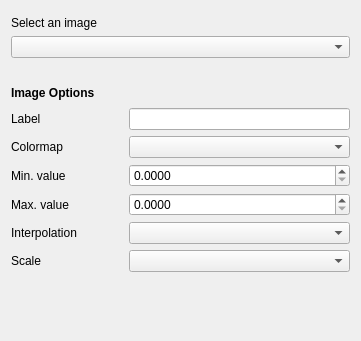
Qt form qt/python/mantidqt/widgets/plotconfigdialog/imagestabwidget/images_tab.ui (mantidproject/mantid) before a commit.
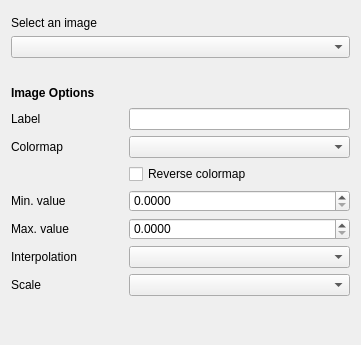
The same form after that commit.

Commit message:
Add "Reverse colormap" button to the plot options
Rendering the colormap icons takes a little bit of time, removing the
"reversed" colormaps from the drop down halves the number we have to
render.

The edit to the form file:
```diff
--- a/qt/python/mantidqt/widgets/plotconfigdialog/imagestabwidget/images_tab.ui
+++ b/qt/python/mantidqt/widgets/plotconfigdialog/imagestabwidget/images_tab.ui
@@ -7,7 +7,7 @@
     <x>0</x>
     <y>0</y>
     <width>361</width>
-    <height>341</height>
+    <height>345</height>
    </rect>
   </property>
   <property name="sizePolicy">
@@ -25,6 +25,96 @@
      <property name="topMargin">
       <number>20</number>
      </property>
+     <item row="1" column="1">
+      <spacer name="horizontalSpacer_31">
+       <property name="orientation">
+        <enum>Qt::Horizontal</enum>
+       </property>
+       <property name="sizeType">
+        <enum>QSizePolicy::Fixed</enum>
+       </property>
+       <property name="sizeHint" stdset="0">
+        <size>
+         <width>40</width>
+         <height>20</height>
+        </size>
+       </property>
+      </spacer>
+     </item>
+     <item row="1" column="2">
+      <widget class="QLineEdit" name="label_line_edit">
+       <property name="sizePolicy">
+        <sizepolicy hsizetype="Expanding" vsizetype="Fixed">
+         <horstretch>0</horstretch>
+         <verstretch>0</verstretch>
+        </sizepolicy>
+       </property>
+       <property name="minimumSize">
+        <size>
+         <width>190</width>
+         <height>22</height>
+        </size>
+       </property>
+      </widget>
+     </item>
+     <item row="5" column="0">
+      <widget class="QLabel" name="color_label_4">
+       <property name="sizePolicy">
+        <sizepolicy hsizetype="Fixed" vsizetype="Preferred">
+         <horstretch>0</horstretch>
+         <verstretch>0</verstretch>
+        </sizepolicy>
+       </property>
+       <property name="text">
+        <string>Max. value</string>
+       </property>
+      </widget>
+     </item>
+     <item row="2" column="1">
+      <spacer name="horizontalSpacer_30">
+       <property name="orientation">
+        <enum>Qt::Horizontal</enum>
+       </property>
+       <property name="sizeType">
+        <enum>QSizePolicy::Fixed</enum>
+       </property>
+       <property name="sizeHint" stdset="0">
+        <size>
+         <width>40</width>
+         <height>20</height>
+        </size>
+       </property>
+      </spacer>
+     </item>
+     <item row="2" column="2">
+      <widget class="QComboBox" name="colormap_combo_box">
+       <property name="sizePolicy">
+        <sizepolicy hsizetype="Expanding" vsizetype="Fixed">
+         <horstretch>0</horstretch>
+         <verstretch>0</verstretch>
+        </sizepolicy>
+       </property>
+       <property name="minimumSize">
+        <size>
+         <width>190</width>
+         <height>22</height>
+        </size>
+       </property>
+      </widget>
+     </item>
+     <item row="1" column="0">
+      <widget class="QLabel" name="line_style_label_4">
+       <property name="sizePolicy">
+        <sizepolicy hsizetype="Fixed" vsizetype="Preferred">
+         <horstretch>0</horstretch>
+         <verstretch>0</verstretch>
+        </sizepolicy>
+       </property>
+       <property name="text">
+        <string>Label</string>
+       </property>
+      </widget>
+     </item>
      <item row="0" column="0" colspan="2">
       <widget class="QLabel" name="line_options_label_4">
        <property name="minimumSize">
@@ -44,51 +134,6 @@
        </property>
       </widget>
      </item>
-     <item row="1" column="0">
-      <widget class="QLabel" name="line_style_label_4">
-       <property name="sizePolicy">
-        <sizepolicy hsizetype="Fixed" vsizetype="Preferred">
-         <horstretch>0</horstretch>
-         <verstretch>0</verstretch>
-        </sizepolicy>
-       </property>
-       <property name="text">
-        <string>Label</string>
-       </property>
-      </widget>
-     </item>
-     <item row="1" column="1">
-      <spacer name="horizontalSpacer_31">
-       <property name="orientation">
-        <enum>Qt::Horizontal</enum>
-       </property>
-       <property name="sizeType">
-        <enum>QSizePolicy::Fixed</enum>
-       </property>
-       <property name="sizeHint" stdset="0">
-        <size>
-         <width>40</width>
-         <height>20</height>
-        </size>
-       </property>
-      </spacer>
-     </item>
-     <item row="1" column="2">
-      <widget class="QLineEdit" name="label_line_edit">
-       <property name="sizePolicy">
-        <sizepolicy hsizetype="Expanding" vsizetype="Fixed">
-         <horstretch>0</horstretch>
-         <verstretch>0</verstretch>
-        </sizepolicy>
-       </property>
-       <property name="minimumSize">
-        <size>
-         <width>190</width>
-         <height>22</height>
-        </size>
-       </property>
-      </widget>
-     </item>
      <item row="2" column="0">
       <widget class="QLabel" name="draw_style_label_4">
        <property name="sizePolicy">
@@ -102,39 +147,7 @@
        </property>
       </widget>
      </item>
-     <item row="2" column="1">
-      <spacer name="horizontalSpacer_30">
-       <property name="orientation">
-        <enum>Qt::Horizontal</enum>
-       </property>
-       <property name="sizeType">
-        <enum>QSizePolicy::Fixed</enum>
-       </property>
-       <property name="sizeHint" stdset="0">
-        <size>
-         <width>40</width>
-         <height>20</height>
-        </size>
-       </property>
-      </spacer>
-     </item>
-     <item row="2" column="2">
-      <widget class="QComboBox" name="colormap_combo_box">
-       <property name="sizePolicy">
-        <sizepolicy hsizetype="Expanding" vsizetype="Fixed">
-         <horstretch>0</horstretch>
-         <verstretch>0</verstretch>
-        </sizepolicy>
-       </property>
-       <property name="minimumSize">
-        <size>
-         <width>190</width>
-         <height>22</height>
-        </size>
-       </property>
-      </widget>
-     </item>
-     <item row="3" column="0">
+     <item row="4" column="0">
       <widget class="QLabel" name="width_label_4">
        <property name="sizePolicy">
         <sizepolicy hsizetype="Fixed" vsizetype="Preferred">
@@ -147,36 +160,42 @@
        </property>
       </widget>
      </item>
-     <item row="3" column="1">
-      <spacer name="horizontalSpacer_32">
-       <property name="orientation">
-        <enum>Qt::Horizontal</enum>
-       </property>
-       <property name="sizeType">
-        <enum>QSizePolicy::Fixed</enum>
-       </property>
-       <property name="sizeHint" stdset="0">
-        <size>
-         <width>40</width>
-         <height>20</height>
-        </size>
-       </property>
-      </spacer>
-     </item>
-     <item row="4" column="0">
-      <widget class="QLabel" name="color_label_4">
-       <property name="sizePolicy">
-        <sizepolicy hsizetype="Fixed" vsizetype="Preferred">
-         <horstretch>0</horstretch>
-         <verstretch>0</verstretch>
-        </sizepolicy>
-       </property>
-       <property name="text">
-        <string>Max. value</string>
-       </property>
-      </widget>
-     </item>
      <item row="4" column="1">
+      <spacer name="horizontalSpacer_32">
+       <property name="orientation">
+        <enum>Qt::Horizontal</enum>
+       </property>
+       <property name="sizeType">
+        <enum>QSizePolicy::Fixed</enum>
+       </property>
+       <property name="sizeHint" stdset="0">
+        <size>
+         <width>40</width>
+         <height>20</height>
+        </size>
+       </property>
+      </spacer>
+     </item>
+     <item row="4" column="2">
+      <widget class="QDoubleSpinBox" name="min_value_spin_box">
+       <property name="sizePolicy">
+        <sizepolicy hsizetype="Expanding" vsizetype="Fixed">
+         <horstretch>0</horstretch>
+         <verstretch>0</verstretch>
+        </sizepolicy>
+       </property>
+       <property name="minimumSize">
+        <size>
+         <width>190</width>
+         <height>22</height>
+        </size>
+       </property>
+       <property name="decimals">
+        <number>4</number>
+       </property>
+      </widget>
+     </item>
+     <item row="5" column="1">
       <spacer name="horizontalSpacer_29">
        <property name="orientation">
         <enum>Qt::Horizontal</enum>
@@ -192,7 +211,7 @@
        </property>
       </spacer>
      </item>
-     <item row="5" column="0">
+     <item row="6" column="0">
       <widget class="QLabel" name="color_label_5">
        <property name="sizePolicy">
         <sizepolicy hsizetype="Fixed" vsizetype="Preferred">
@@ -205,39 +224,7 @@
        </property>
       </widget>
      </item>
-     <item row="5" column="1">
-      <spacer name="horizontalSpacer_33">
-       <property name="orientation">
-        <enum>Qt::Horizontal</enum>
-       </property>
-       <property name="sizeType">
-        <enum>QSizePolicy::Fixed</enum>
-       </property>
-       <property name="sizeHint" stdset="0">
-        <size>
-         <width>40</width>
-         <height>20</height>
-        </size>
-       </property>
-      </spacer>
-     </item>
-     <item row="5" column="2">
-      <widget class="QComboBox" name="interpolation_combo_box">
-       <property name="sizePolicy">
-        <sizepolicy hsizetype="Expanding" vsizetype="Fixed">
-         <horstretch>0</horstretch>
-         <verstretch>0</verstretch>
-        </sizepolicy>
-       </property>
-       <property name="minimumSize">
-        <size>
-         <width>190</width>
-         <height>22</height>
-        </size>
-       </property>
-      </widget>
-     </item>
-     <item row="6" column="0">
+     <item row="7" column="0">
       <widget class="QLabel" name="color_label_6">
        <property name="sizePolicy">
         <sizepolicy hsizetype="Fixed" vsizetype="Preferred">
@@ -250,7 +237,23 @@
        </property>
       </widget>
      </item>
-     <item row="6" column="1">
+     <item row="7" column="2">
+      <widget class="QComboBox" name="scale_combo_box">
+       <property name="sizePolicy">
+        <sizepolicy hsizetype="Expanding" vsizetype="Fixed">
+         <horstretch>0</horstretch>
+         <verstretch>0</verstretch>
+        </sizepolicy>
+       </property>
+       <property name="minimumSize">
+        <size>
+         <width>190</width>
+         <height>22</height>
+        </size>
+       </property>
+      </widget>
+     </item>
+     <item row="7" column="1">
       <spacer name="horizontalSpacer_34">
        <property name="orientation">
         <enum>Qt::Horizontal</enum>
@@ -267,7 +270,7 @@
       </spacer>
      </item>
      <item row="6" column="2">
-      <widget class="QComboBox" name="scale_combo_box">
+      <widget class="QComboBox" name="interpolation_combo_box">
        <property name="sizePolicy">
         <sizepolicy hsizetype="Expanding" vsizetype="Fixed">
          <horstretch>0</horstretch>
@@ -282,26 +285,23 @@
        </property>
       </widget>
      </item>
-     <item row="3" column="2">
-      <widget class="QDoubleSpinBox" name="min_value_spin_box">
-       <property name="sizePolicy">
-        <sizepolicy hsizetype="Expanding" vsizetype="Fixed">
-         <horstretch>0</horstretch>
-         <verstretch>0</verstretch>
-        </sizepolicy>
+     <item row="6" column="1">
+      <spacer name="horizontalSpacer_33">
+       <property name="orientation">
+        <enum>Qt::Horizontal</enum>
        </property>
-       <property name="minimumSize">
+       <property name="sizeType">
+        <enum>QSizePolicy::Fixed</enum>
+       </property>
+       <property name="sizeHint" stdset="0">
         <size>
-         <width>190</width>
-         <height>22</height>
+         <width>40</width>
+         <height>20</height>
         </size>
        </property>
-       <property name="decimals">
-        <number>4</number>
-       </property>
-      </widget>
+      </spacer>
      </item>
-     <item row="4" column="2">
+     <item row="5" column="2">
       <widget class="QDoubleSpinBox" name="max_value_spin_box">
        <property name="sizePolicy">
         <sizepolicy hsizetype="Expanding" vsizetype="Fixed">
@@ -320,6 +320,13 @@
        </property>
       </widget>
      </item>
+     <item row="3" column="2">
+      <widget class="QCheckBox" name="reverse_colormap_check_box">
+       <property name="text">
+        <string>Reverse colormap</string>
+       </property>
+      </widget>
+     </item>
     </layout>
    </item>
    <item row="0" column="0">
```
The commit also changes 3 other files.
